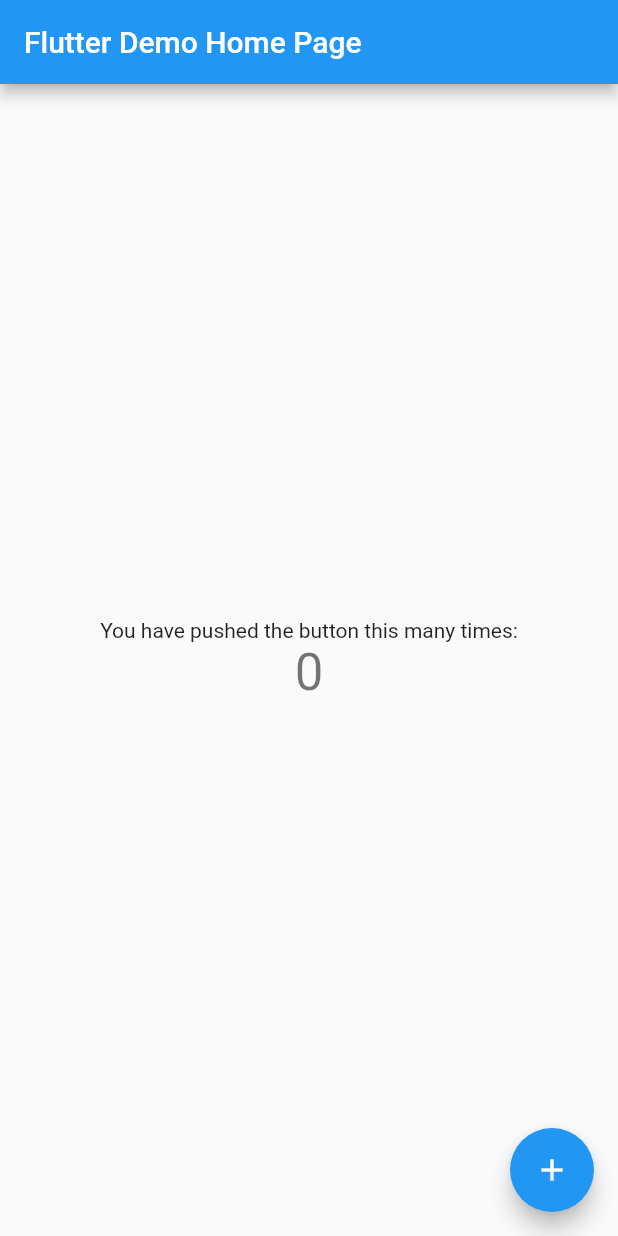
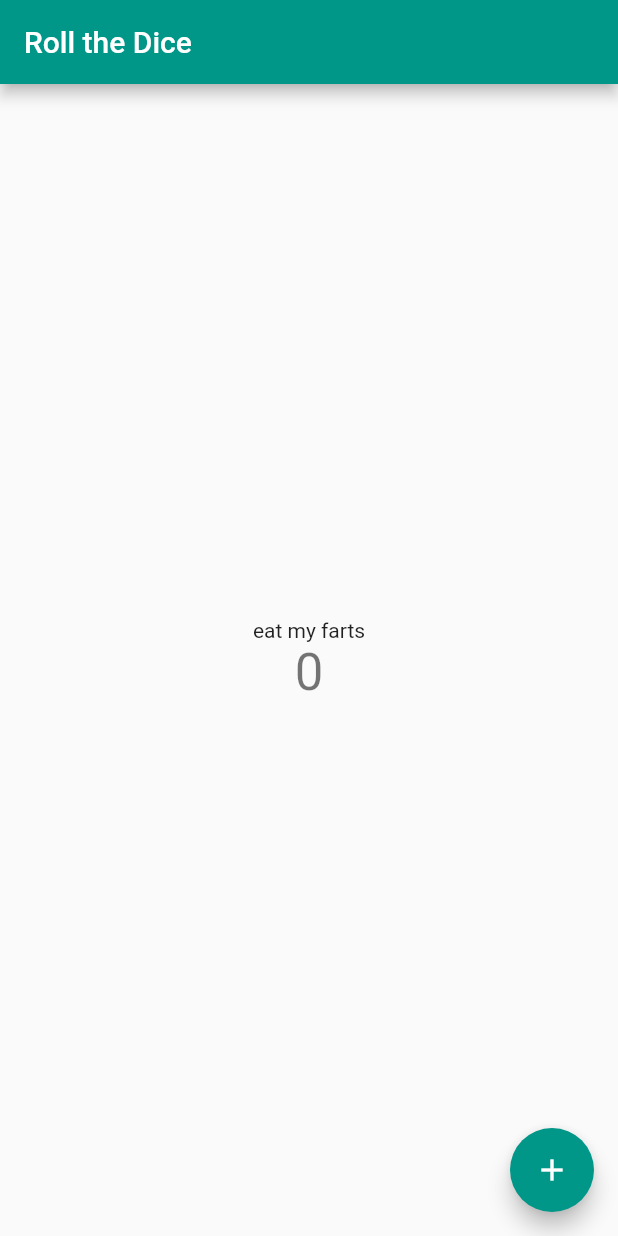
Before and after one commit to 009Kings/Dem_Dice, a Flutter app: the screen it shows after launch, on a phone screen of 412 x 824 dp. Run offline on Flutter 3.47's test engine with Material 2 defaults, Android fonts, the phone set to English and light mode, and no system bars.

Commit message:
eat my farts

```diff
--- a/lib/main.dart
+++ b/lib/main.dart
@@ -1,4 +1,5 @@
 import 'package:flutter/material.dart';
+import 'dart:math';
 
 void main() => runApp(MyApp());
 
@@ -7,23 +8,28 @@ class MyApp extends StatelessWidget {
   @override
   Widget build(BuildContext context) {
     return MaterialApp(
-      title: 'Flutter Demo',
+      title: 'Dem Dice',
       theme: ThemeData(
-        // This is the theme of your application.
-        //
-        // Try running your application with "flutter run". You'll see the
-        // application has a blue toolbar. Then, without quitting the app, try
-        // changing the primarySwatch below to Colors.green and then invoke
-        // "hot reload" (press "r" in the console where you ran "flutter run",
-        // or simply save your changes to "hot reload" in a Flutter IDE).
-        // Notice that the counter didn't reset back to zero; the application
-        // is not restarted.
-        primarySwatch: Colors.blue,
+        primarySwatch: Colors.teal,
       ),
-      home: MyHomePage(title: 'Flutter Demo Home Page'),
+      home: MyHomePage(title: 'Roll the Dice'),
     );
   }
 }
+
+// class HomePage extends StatelessWidget {
+//   @override
+//   Widget build(BuildContext context) {
+//     return Scaffold(
+//       appBar: AppBar(
+//         title:Text('Roll the Dice')
+//       ),
+//       body: Column(
+//         children: <Widget>[],
+//       ),
+//     );
+//   }
+// }
 
 class MyHomePage extends StatefulWidget {
   MyHomePage({Key key, this.title}) : super(key: key);
@@ -92,7 +98,7 @@ class _MyHomePageState extends State<MyHomePage> {
           mainAxisAlignment: MainAxisAlignment.center,
           children: <Widget>[
             Text(
-              'You have pushed the button this many times:',
+              'eat my farts',
             ),
             Text(
               '$_counter',
--- a/pubspec.yaml
+++ b/pubspec.yaml
@@ -35,7 +35,8 @@ flutter:
   # included with your application, so that you can use the icons in
   # the material Icons class.
   uses-material-design: true
-
+  assets:
+    - assets/
   # To add assets to your application, add an assets section, like this:
   # assets:
   #  - images/a_dot_burr.jpeg
```
Also changed, not shown: assets/Bard.png (added), assets/Cleric.png (added), assets/Druid.png (added), assets/Paladin.png (added), assets/Ranger.png (added), assets/Sorcerer.png (added), assets/Spellsword.png (added), assets/Warlock.png (added), assets/Wizard.png (added), 1 other file.
